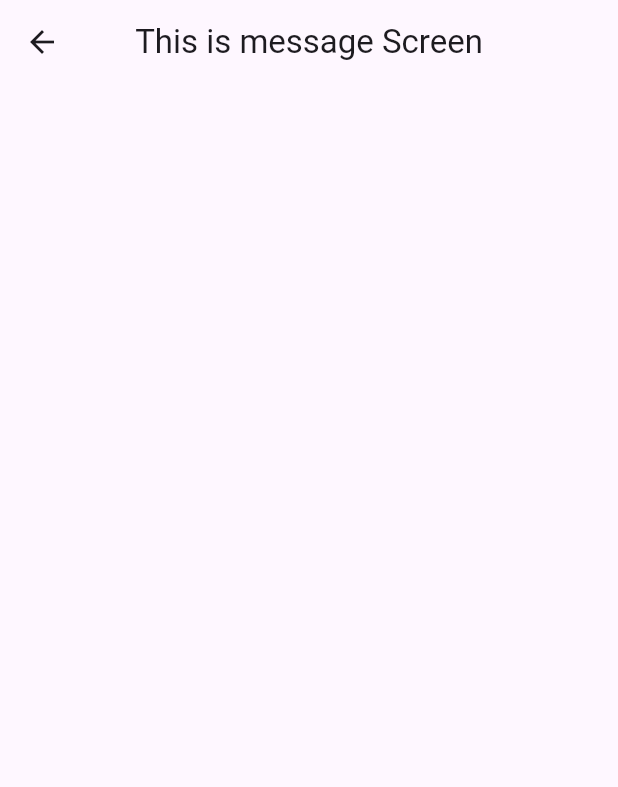
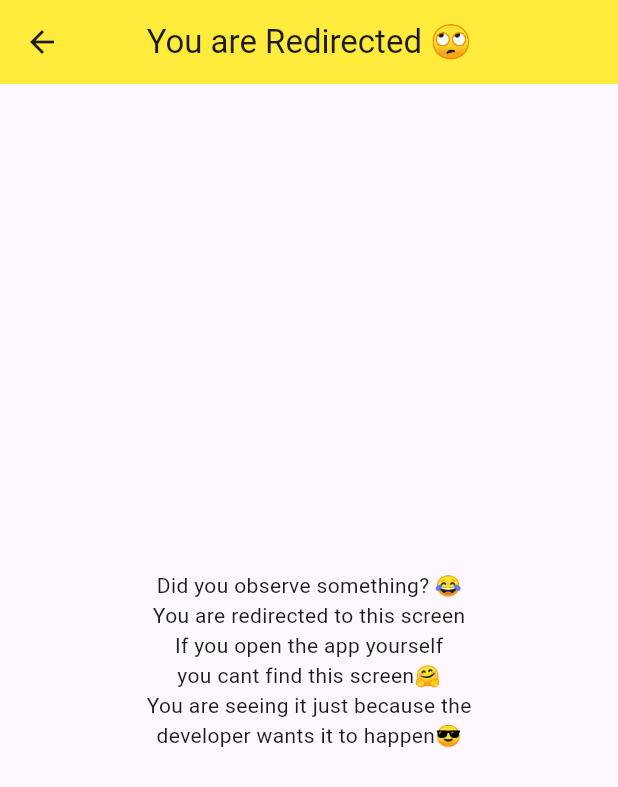
Before and after one commit to Muzammilsajid121/firebase_notifications_mastery, a Flutter app: the MessageScreen screen opened directly, on a phone screen of 412 x 824 dp. Shown: the top 787 px of the screen. Run offline on Flutter 3.47's test engine with Material 3 defaults, Android fonts, the phone set to English and light mode, and no system bars; our stand-ins replace cloud_firestore, firebase_core, firebase_messaging, flutter_local_notifications; accounts and stored records are empty.

```diff
--- a/lib/homepage.dart
+++ b/lib/homepage.dart
@@ -19,6 +19,7 @@ class _MyHomePageState extends State<MyHomePage> {
     notificationServices.isTokenRefresh();
     notificationServices.setupInteractMessage(context);
     notificationServices.firebaseinit(context);
+    notificationServices.storeNotificationToken();
 
     notificationServices.getDeviceToken().then((value) =>
     print("Device Token, $value"),);
@@ -27,8 +28,20 @@ class _MyHomePageState extends State<MyHomePage> {
   Widget build(BuildContext context) {
     return  Scaffold(
       appBar: AppBar(
+        backgroundColor: Colors.lightGreen,
         title: const Text("Notifications"),
         centerTitle: true,
+      ),
+      body: const Center(
+        child: Column(
+          mainAxisAlignment: MainAxisAlignment.center,
+          children: [
+    Text("Wait some time you migth received notifcation from "),
+    Text("the developer😂."),
+    Text(" If you received it you are lucky🤗"),
+    Text(" and if not, you are unlucky😥")
+          ],
+        )
       ),
 
 
--- a/lib/main.dart
+++ b/lib/main.dart
@@ -2,6 +2,7 @@ import 'package:firebase_core/firebase_core.dart';
 import 'package:firebase_messaging/firebase_messaging.dart';
 import 'package:firebase_notifications/firebase_options.dart';
 import 'package:firebase_notifications/homepage.dart';
+import 'package:firebase_notifications/message_screen.dart';
 import 'package:firebase_notifications/notification_servies.dart';
 import 'package:flutter/material.dart';
 
--- a/lib/message_screen.dart
+++ b/lib/message_screen.dart
@@ -12,9 +12,24 @@ class _MessageScreenState extends State<MessageScreen> {
   Widget build(BuildContext context) {
     return  Scaffold(
      appBar: AppBar(
-      title:const  Text("This is message Screen"),
+      backgroundColor: Colors.yellow,
+      title:const  Text("You are Redirected 🙄"),
       centerTitle: true,
      ),
+      body: const Center(
+        child: Column(
+          mainAxisAlignment: MainAxisAlignment.center,
+          children: [
+    Text("Did you observe something? 😂"),
+    Text("You are redirected to this screen"),
+    Text(" If you open the app yourself "),
+    Text("you cant find this screen🤗"),
+    Text("You are seeing it just because the"),
+    Text("developer wants it to happen😎")
+
+          ],
+        )
+      ),
     );
   }
 }
--- a/pubspec.yaml
+++ b/pubspec.yaml
@@ -39,6 +39,7 @@ dependencies:
   firebase_messaging: ^14.7.21
   flutter_local_notifications: ^17.0.0
   app_settings: ^5.1.1
+  cloud_firestore: ^4.16.0
 
 dev_dependencies:
   flutter_test:
```
Also changed, not shown: lib/notification_servies.dart (+19 -1 lines), pubspec.lock, 4 other files.
